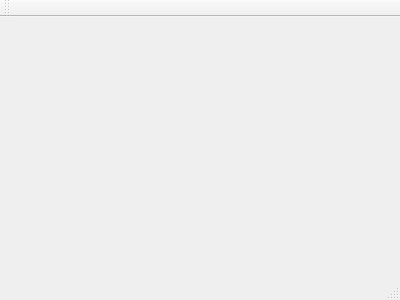
This is mainwindow.ui in peter11295/git_practice as Qt 5 draws it before an edit. The edited form follows.
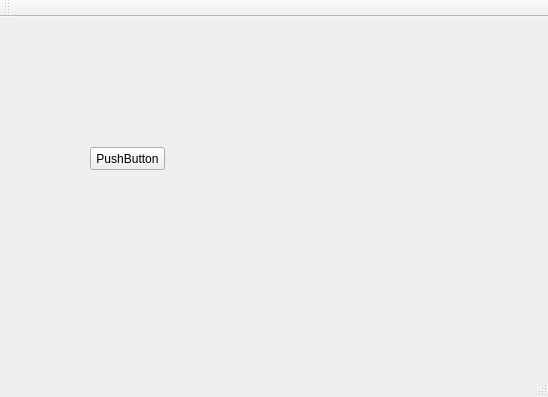
This is the edited form.

```diff
--- a/mainwindow.ui
+++ b/mainwindow.ui
@@ -1,24 +1,53 @@
 <ui version="4.0">
  <class>MainWindow</class>
- <widget class="QMainWindow" name="MainWindow" >
-  <property name="geometry" >
+ <widget class="QMainWindow" name="MainWindow">
+  <property name="geometry">
    <rect>
     <x>0</x>
     <y>0</y>
-    <width>400</width>
-    <height>300</height>
+    <width>548</width>
+    <height>397</height>
    </rect>
   </property>
   <property name="windowTitle" >
    <string>MainWindow</string>
   </property>
-  <widget class="QMenuBar" name="menuBar" />
-  <widget class="QToolBar" name="mainToolBar" />
-  <widget class="QWidget" name="centralWidget" />
-  <widget class="QStatusBar" name="statusBar" />
+  <widget class="QWidget" name="centralWidget">
+   <widget class="QPushButton" name="pushButton">
+    <property name="geometry">
+     <rect>
+      <x>90</x>
+      <y>130</y>
+      <width>75</width>
+      <height>23</height>
+     </rect>
+    </property>
+    <property name="text">
+     <string>PushButton</string>
+    </property>
+   </widget>
+  </widget>
+  <widget class="QMenuBar" name="menuBar">
+   <property name="geometry">
+    <rect>
+     <x>0</x>
+     <y>0</y>
+     <width>548</width>
+     <height>22</height>
+    </rect>
+   </property>
+  </widget>
+  <widget class="QToolBar" name="mainToolBar">
+   <attribute name="toolBarArea">
+    <enum>TopToolBarArea</enum>
+   </attribute>
+   <attribute name="toolBarBreak">
+    <bool>false</bool>
+   </attribute>
+  </widget>
+  <widget class="QStatusBar" name="statusBar"/>
  </widget>
- <layoutDefault spacing="6" margin="11" />
- <pixmapfunction></pixmapfunction>
+ <layoutdefault spacing="6" margin="11"/>
  <resources/>
  <connections/>
 </ui>
```
Left out of the diff: 3 changed lines with no effect on the pictures.
